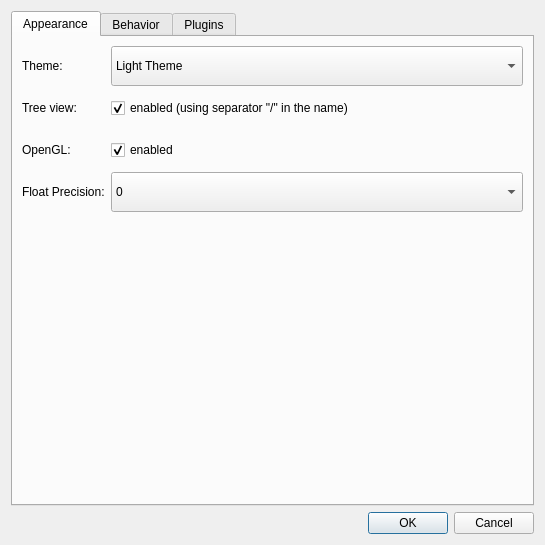
The window that plotjuggler_app/preferences_dialog.ui (ros2-gbp/plotjuggler-release) describes before a commit, drawn with Qt 5.
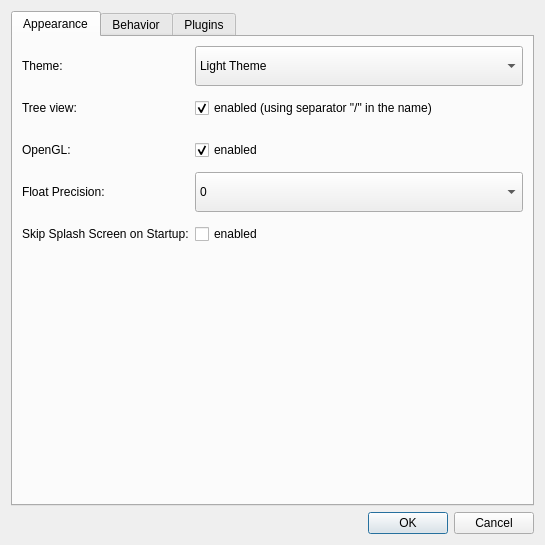
The same window after the commit.

```diff
--- a/plotjuggler_app/preferences_dialog.ui
+++ b/plotjuggler_app/preferences_dialog.ui
@@ -245,6 +245,44 @@
              </item>
             </widget>
            </item>
+           <item row="4" column="0">
+            <widget class="QLabel" name="label">
+             <property name="sizePolicy">
+              <sizepolicy hsizetype="Preferred" vsizetype="Expanding">
+               <horstretch>0</horstretch>
+               <verstretch>0</verstretch>
+              </sizepolicy>
+             </property>
+             <property name="minimumSize">
+              <size>
+               <width>0</width>
+               <height>40</height>
+              </size>
+             </property>
+             <property name="text">
+              <string>Skip Splash Screen on Startup:</string>
+             </property>
+            </widget>
+           </item>
+           <item row="4" column="1">
+            <widget class="QCheckBox" name="checkBoxSkipSplash">
+             <property name="minimumSize">
+              <size>
+               <width>0</width>
+               <height>40</height>
+              </size>
+             </property>
+             <property name="toolTip">
+              <string>&lt;html&gt;&lt;head/&gt;&lt;body&gt;&lt;p&gt;Enabling this will make PlotJuggler less fun.&lt;/p&gt;&lt;/body&gt;&lt;/html&gt;</string>
+             </property>
+             <property name="text">
+              <string>enabled</string>
+             </property>
+             <property name="checked">
+              <bool>false</bool>
+             </property>
+            </widget>
+           </item>
           </layout>
          </item>
          <item>
```
